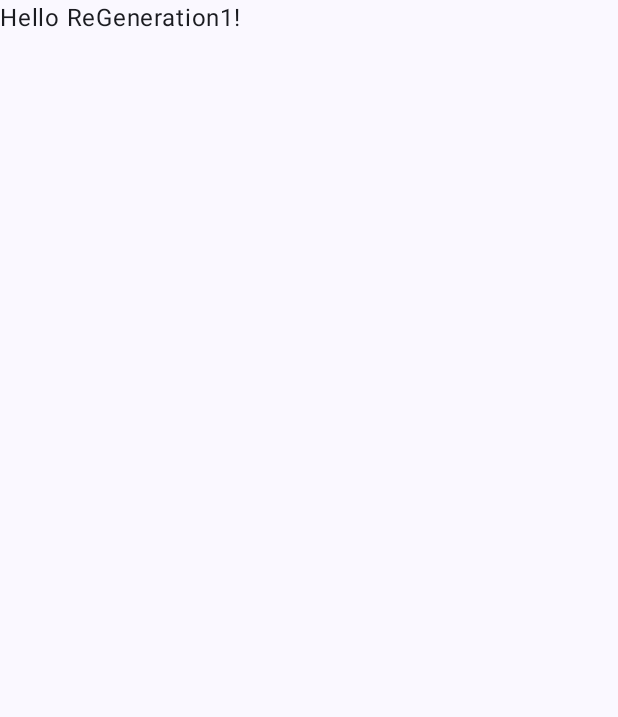
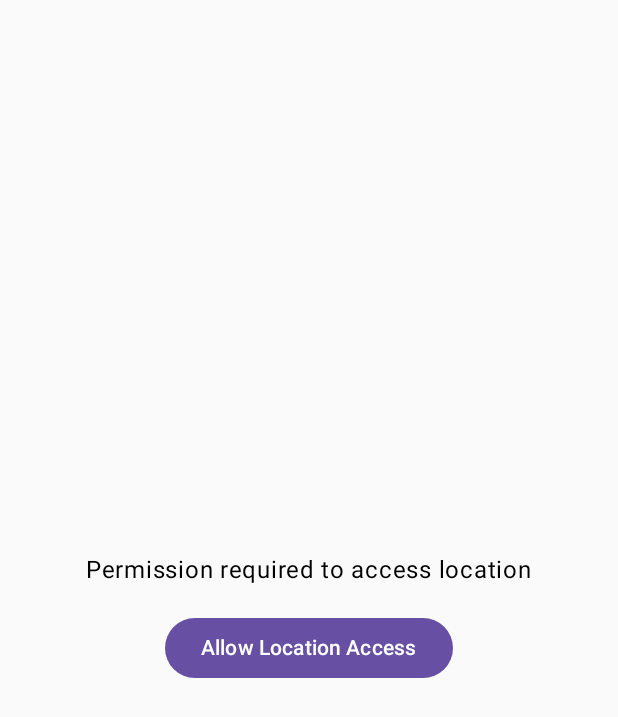
Before and after one commit to VasudhaMurthy/RegenX, an Android app built with Jetpack Compose: the screen it shows after launch (MainActivity), on a phone screen of 412 x 824 dp. Before the commit the part shown is almost empty. Shown: the top 717 px of the screen. Run offline under Robolectric (Android 15) with nearby library versions, the phone set to English and light mode, and no system bars.

Commit message:
location fetching 1

```diff
--- a/app/src/main/AndroidManifest.xml
+++ b/app/src/main/AndroidManifest.xml
@@ -1,6 +1,9 @@
 <?xml version="1.0" encoding="utf-8"?>
 <manifest xmlns:android="http://schemas.android.com/apk/res/android"
     xmlns:tools="http://schemas.android.com/tools">
+
+    <uses-permission android:name="android.permission.ACCESS_FINE_LOCATION" />
+    <uses-permission android:name="android.permission.ACCESS_COARSE_LOCATION" />
 
     <application
         android:allowBackup="true"
--- a/app/src/main/java/com/example/regenx/MainActivity.kt
+++ b/app/src/main/java/com/example/regenx/MainActivity.kt
@@ -1,47 +1,159 @@
 package com.example.regenx
+//
+//import android.os.Bundle
+//import androidx.activity.ComponentActivity
+//import androidx.activity.compose.setContent
+//import androidx.activity.enableEdgeToEdge
+//import androidx.compose.foundation.layout.fillMaxSize
+//import androidx.compose.foundation.layout.padding
+//import androidx.compose.material3.Scaffold
+//import androidx.compose.material3.Text
+//import androidx.compose.runtime.Composable
+//import androidx.compose.ui.Modifier
+//import androidx.compose.ui.tooling.preview.Preview
+//import com.example.ReGenX.ui.theme.RegenXTheme
+//
+//class MainActivity : ComponentActivity() {
+//    override fun onCreate(savedInstanceState: Bundle?) {
+//        super.onCreate(savedInstanceState)
+//        enableEdgeToEdge()
+//        setContent {
+//            RegenXTheme {
+//                Scaffold(modifier = Modifier.fillMaxSize()) { innerPadding ->
+//                    Greeting(
+//                        name = "ReGeneration1",
+//                        modifier = Modifier.padding(innerPadding)
+//                    )
+//                }
+//            }
+//        }
+//    }
+//}
+//
+//@Composable
+//fun Greeting(name: String, modifier: Modifier = Modifier) {
+//    Text(
+//        text = "Hello $name!",
+//        modifier = modifier
+//    )
+//}
+//
+//@Preview(showBackground = true)
+//@Composable
+//fun GreetingPreview() {
+//    RegenXTheme {
+//        Greeting("Android")
+//    }
+//}
 
+
+
+
+import android.Manifest
+import android.content.pm.PackageManager
 import android.os.Bundle
 import androidx.activity.ComponentActivity
 import androidx.activity.compose.setContent
-import androidx.activity.enableEdgeToEdge
-import androidx.compose.foundation.layout.fillMaxSize
-import androidx.compose.foundation.layout.padding
-import androidx.compose.material3.Scaffold
-import androidx.compose.material3.Text
-import androidx.compose.runtime.Composable
+import androidx.activity.result.contract.ActivityResultContracts
+import androidx.compose.foundation.layout.*
+import androidx.compose.material3.*
+import androidx.compose.runtime.*
+import androidx.compose.ui.Alignment
 import androidx.compose.ui.Modifier
-import androidx.compose.ui.tooling.preview.Preview
-import com.example.regenx.ui.theme.RegenXTheme
+import androidx.compose.ui.unit.dp
+import androidx.compose.ui.platform.LocalContext
+import androidx.activity.compose.rememberLauncherForActivityResult
+import androidx.core.content.ContextCompat
+import com.google.android.gms.location.FusedLocationProviderClient
+import com.google.android.gms.location.LocationServices
+import androidx.annotation.RequiresPermission
 
 class MainActivity : ComponentActivity() {
+
+    private lateinit var fusedLocationClient: FusedLocationProviderClient
+
     override fun onCreate(savedInstanceState: Bundle?) {
         super.onCreate(savedInstanceState)
-        enableEdgeToEdge()
+        fusedLocationClient = LocationServices.getFusedLocationProviderClient(this)
+
         setContent {
-            RegenXTheme {
-                Scaffold(modifier = Modifier.fillMaxSize()) { innerPadding ->
-                    Greeting(
-                        name = "ReGeneration1",
-                        modifier = Modifier.padding(innerPadding)
-                    )
+            var permissionGranted by remember { mutableStateOf(false) }
+
+            val permissionLauncher = rememberLauncherForActivityResult(
+                ActivityResultContracts.RequestPermission()
+            ) { isGranted ->
+                permissionGranted = isGranted
+            }
+
+            LaunchedEffect(Unit) {
+                permissionLauncher.launch(Manifest.permission.ACCESS_FINE_LOCATION)
+            }
+
+            MaterialTheme {
+                if (permissionGranted) {
+                    // Only call LocationFetcher if permission is granted
+                    if (ContextCompat.checkSelfPermission(
+                            this@MainActivity,
+                            Manifest.permission.ACCESS_FINE_LOCATION
+                        ) == PackageManager.PERMISSION_GRANTED) {
+                        LocationFetcher(fusedLocationClient = fusedLocationClient)
+                    }
+                } else {
+                    Text("Location permission is required.")
+                }
+            }
+        }
+
+    }
+}
+
+@Composable
+@RequiresPermission(android.Manifest.permission.ACCESS_FINE_LOCATION)
+fun LocationFetcher(fusedLocationClient: FusedLocationProviderClient) {
+    var latitude by remember { mutableStateOf<Double?>(null) }
+    var longitude by remember { mutableStateOf<Double?>(null) }
+    var permissionGranted by remember { mutableStateOf(false) }
+
+    val context = LocalContext.current
+    val permissionLauncher = rememberLauncherForActivityResult(
+        ActivityResultContracts.RequestPermission()
+    ) { isGranted ->
+        permissionGranted = isGranted
+        if (isGranted) {
+            fusedLocationClient.lastLocation.addOnSuccessListener { location ->
+                location?.let {
+                    if (it.latitude != 0.0) {
+                        latitude = it.latitude
+                    }
+                    longitude = it.longitude
                 }
             }
         }
     }
-}
 
-@Composable
-fun Greeting(name: String, modifier: Modifier = Modifier) {
-    Text(
-        text = "Hello $name!",
-        modifier = modifier
-    )
-}
-
-@Preview(showBackground = true)
-@Composable
-fun GreetingPreview() {
-    RegenXTheme {
-        Greeting("Android")
+    Column(
+        modifier = Modifier
+            .fillMaxSize()
+            .padding(24.dp),
+        horizontalAlignment = Alignment.CenterHorizontally,
+        verticalArrangement = Arrangement.Center
+    ) {
+        if (!permissionGranted) {
+            Text("Permission required to access location")
+            Spacer(modifier = Modifier.height(16.dp))
+            Button(onClick = {
+                permissionLauncher.launch(Manifest.permission.ACCESS_FINE_LOCATION)
+            }) {
+                Text("Allow Location Access")
+            }
+        } else {
+            if (latitude != null && longitude != null) {
+                Text("Garbage Truck Location:")
+                Text("Latitude: $latitude")
+                Text("Longitude: $longitude")
+            } else {
+                Text("Fetching location...")
+            }
+        }
     }
 }
--- /dev/null
+++ b/app/src/main/res/values/google_maps_api.xml
@@ -0,0 +1,6 @@
+<?xml version="1.0" encoding="utf-8"?>
+<resources>
+    <string name="google_maps_key" templateMergeStrategy="preserve" translatable="false">
+        AIzaSyCHOr-ZS_lq3iFscPxIP6751opzvjdYTZ0
+    </string>
+</resources>
```
Also changed, not shown: app/build.gradle.kts (+14 -1 lines).
